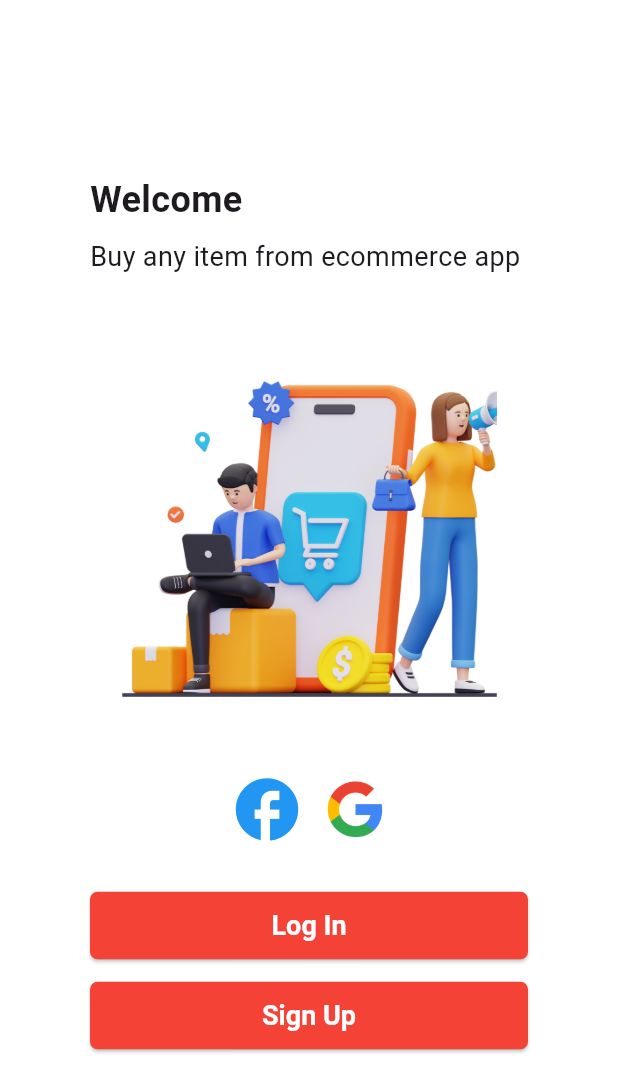
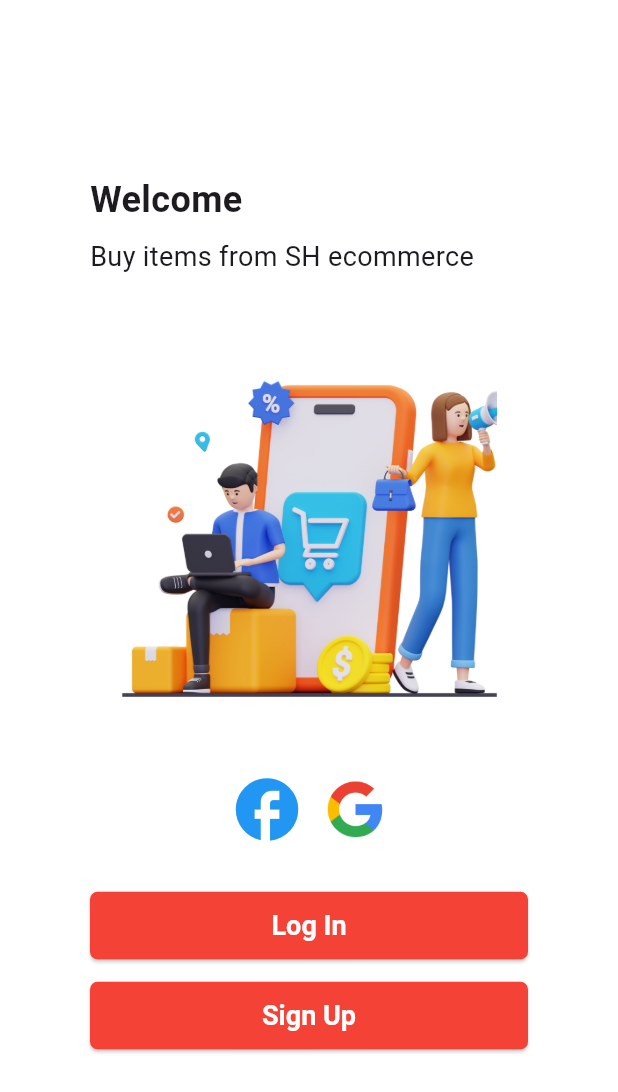
Before and after one commit to nhistory/flutter_ecommerse, a Flutter app: the screen it shows after launch, on a phone screen of 412 x 824 dp. Shown: the top 1092 px of the screen. Run offline on Flutter 3.47's test engine with Material 3 defaults, Android fonts, the phone set to English and light mode, and no system bars.

Commit message:
Made widget for titles

```diff
--- a/lib/screens/auth_ui/welcome/welcome.dart
+++ b/lib/screens/auth_ui/welcome/welcome.dart
@@ -1,8 +1,8 @@
 import 'package:flutter/cupertino.dart';
 import 'package:flutter/material.dart';
-import 'package:flutter/widgets.dart';
 import 'package:flutter_ecommerse/constants/asset_images.dart';
 import 'package:flutter_ecommerse/widgets/primary_button/primary_button.dart';
+import 'package:flutter_ecommerse/widgets/top_titles/top_titles.dart';
 
 class Welcome extends StatelessWidget {
   const Welcome({super.key});
@@ -15,31 +15,8 @@ class Welcome extends StatelessWidget {
         child: Column(
           crossAxisAlignment: CrossAxisAlignment.start,
           children: [
-            const SizedBox(
-              height: kToolbarHeight + 30,
-            ),
-            const Padding(
-              padding: EdgeInsets.only(left: 30.0),
-              child: Text(
-                "Welcome",
-                style: TextStyle(
-                  fontSize: 24.0,
-                  fontWeight: FontWeight.bold,
-                ),
-              ),
-            ),
-            const SizedBox(
-              height: 8,
-            ),
-            const Padding(
-              padding: EdgeInsets.only(left: 30.0),
-              child: Text(
-                "Buy any item from ecommerce app",
-                style: TextStyle(
-                  fontSize: 18.0,
-                ),
-              ),
-            ),
+            const TopTitles(
+                title: "Welcome", subtitle: "Buy items from SH ecommerce"),
             const SizedBox(
               height: 70,
             ),
--- /dev/null
+++ b/lib/widgets/top_titles/top_titles.dart
@@ -0,0 +1,40 @@
+import 'package:flutter/material.dart';
+
+class TopTitles extends StatelessWidget {
+  final String title, subtitle;
+  const TopTitles({super.key, required this.title, required this.subtitle});
+
+  @override
+  Widget build(BuildContext context) {
+    return Column(
+      crossAxisAlignment: CrossAxisAlignment.start,
+      children: [
+        const SizedBox(
+          height: kToolbarHeight + 30,
+        ),
+        Padding(
+          padding: const EdgeInsets.only(left: 30.0),
+          child: Text(
+            title,
+            style: const TextStyle(
+              fontSize: 24.0,
+              fontWeight: FontWeight.bold,
+            ),
+          ),
+        ),
+        const SizedBox(
+          height: 8,
+        ),
+        Padding(
+          padding: const EdgeInsets.only(left: 30.0),
+          child: Text(
+            subtitle,
+            style: const TextStyle(
+              fontSize: 18.0,
+            ),
+          ),
+        ),
+      ],
+    );
+  }
+}
```
